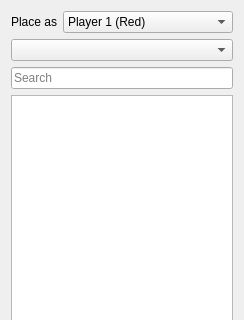
Before: the Qt Designer form Menus/UnitPalette.ui in stijnherfst/HiveWE, drawn with Qt 5; both pictures show x 0 to 244 and y 0 to 320 of the 244 by 560 pixel window.
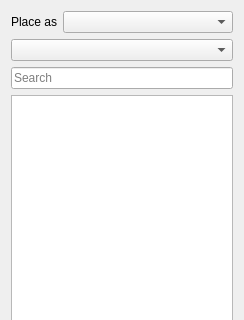
After: the same form once the commit is applied.

What changed in the file:
```diff
--- a/Menus/UnitPalette.ui
+++ b/Menus/UnitPalette.ui
@@ -31,11 +31,6 @@
          <verstretch>0</verstretch>
         </sizepolicy>
        </property>
-       <item>
-        <property name="text">
-         <string>Player 1 (Red)</string>
-        </property>
-       </item>
       </widget>
      </item>
     </layout>
```
Left out of the diff: 2 changed lines with no effect on the pictures.
